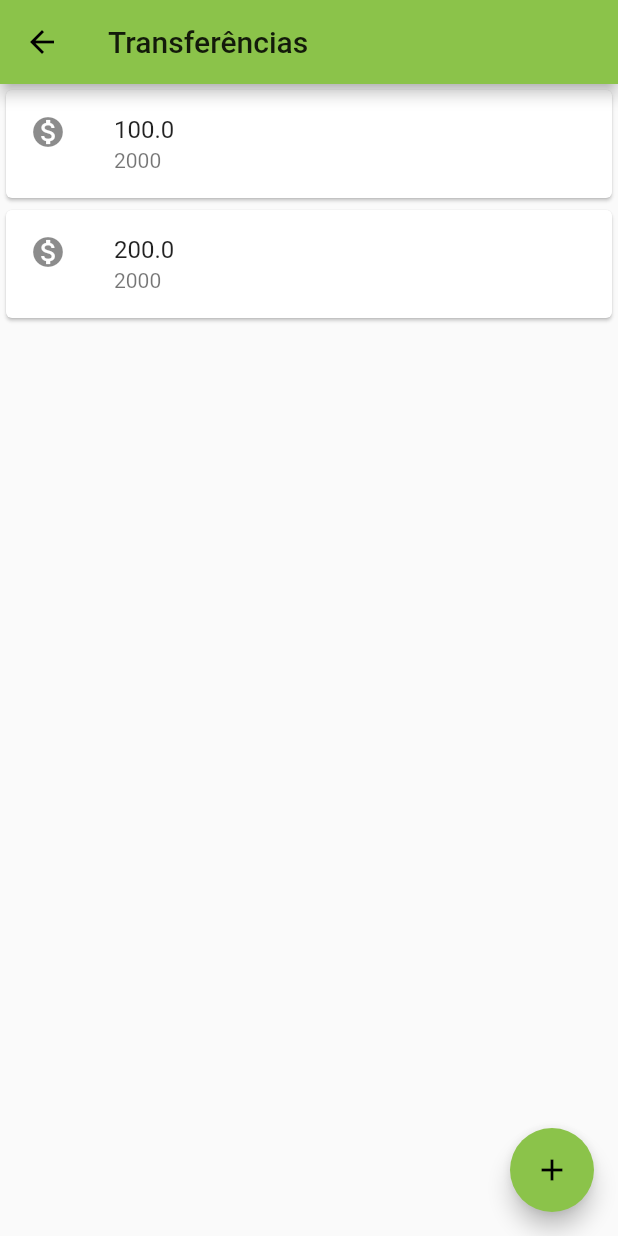
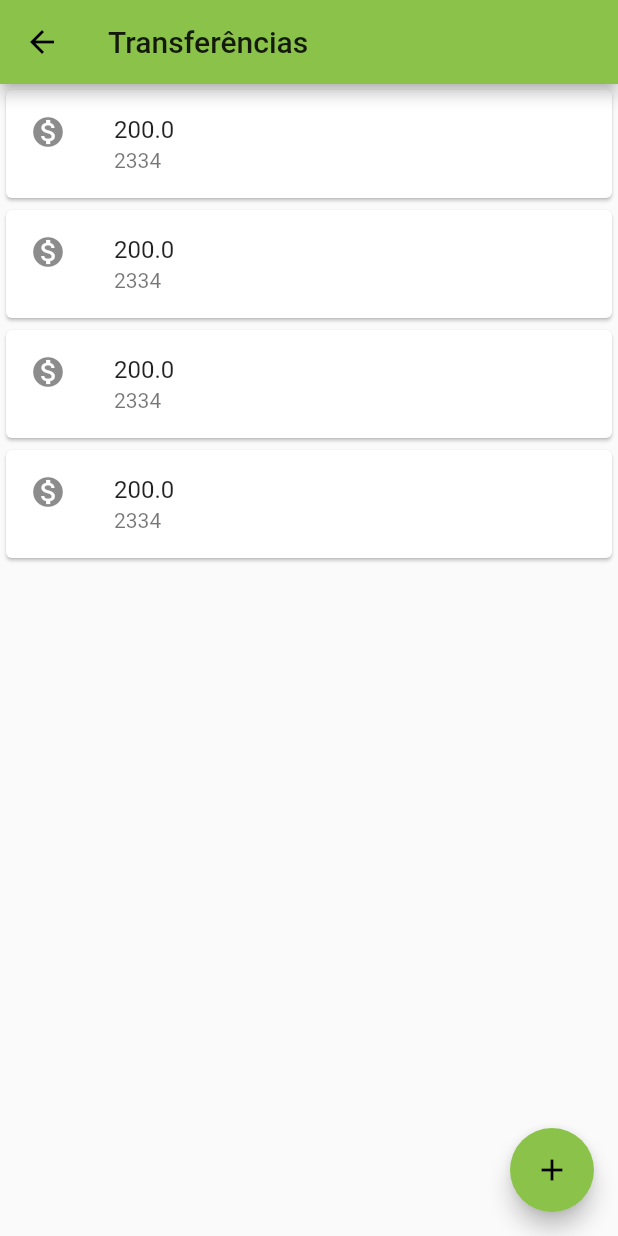
Before and after one commit to dsguima/AluraFlutter, a Flutter app: the ListaTransferencia screen opened directly, on a phone screen of 412 x 824 dp. Run offline on Flutter 3.47's test engine with Material 2 defaults, Android fonts, the phone set to English and light mode, and no system bars.

Commit message:
Ajustes aula

```diff
--- a/bytebank/lib/main.dart
+++ b/bytebank/lib/main.dart
@@ -1,20 +1,20 @@
+import 'package:bytebank/pages/formulario_transferencia.dart';
 import 'package:flutter/material.dart';
 
-import 'home_page.dart';
+import 'pages/lista_transferencia.dart';
 
-void main() => runApp(MyApp());
+void main() => runApp(ByteBankApp());
 
-class MyApp extends StatelessWidget {
+class ByteBankApp extends StatelessWidget {
   // This widget is the root of your application.
   @override
   Widget build(BuildContext context) {
     return MaterialApp(
       debugShowCheckedModeBanner: false,
-      title: 'Flutter Demo',
       theme: ThemeData(
         primarySwatch: Colors.lightGreen,
       ),
-      home: HomePage(),
+      home: FormularioTransferencia(),
     );
   }
 }
--- a/bytebank/lib/model/transferencia.dart
+++ b/bytebank/lib/model/transferencia.dart
@@ -0,0 +1,15 @@
+
+
+class Transferencia {
+  final double valor;
+  final int numeroConta;
+
+  Transferencia(this.valor, this.numeroConta);
+
+  @override
+  String toString() {
+    return 'Transferencia{valor: $valor, numeroConta: $numeroConta}';
+  }
+
+
+}
--- a/bytebank/lib/pages/lista_transferencia.dart
+++ b/bytebank/lib/pages/lista_transferencia.dart
@@ -1,3 +1,4 @@
+import 'package:bytebank/model/transferencia.dart';
 import 'package:flutter/material.dart';
 
 class ListaTransferencia extends StatelessWidget {
@@ -17,25 +18,29 @@ class ListaTransferencia extends StatelessWidget {
   _body() {
     return Column(
       children: <Widget>[
-        Card(
-          child: ListTile(
-            leading: Icon(
-                Icons.monetization_on
-            ),
-            title: Text("100.0"),
-            subtitle: Text("2000"),
-          ),
-        ),
-        Card(
-          child: ListTile(
-            leading: Icon(
-                Icons.monetization_on
-            ),
-            title: Text("200.0"),
-            subtitle: Text("2000"),
-          ),
-        ),
+        ItemTransferencia(Transferencia(200.0, 2334)),
+        ItemTransferencia(Transferencia(200.0, 2334)),
+        ItemTransferencia(Transferencia(200.0, 2334)),
+        ItemTransferencia(Transferencia(200.0, 2334)),
       ],
     );
   }
 }
+
+class ItemTransferencia extends StatelessWidget {
+
+  final Transferencia _transferencia;
+
+  ItemTransferencia(this._transferencia);
+
+  @override
+  Widget build(BuildContext context) {
+    return Card(
+      child: ListTile(
+        leading: Icon(Icons.monetization_on),
+        title: Text(_transferencia.valor.toString()),
+        subtitle: Text(_transferencia.numeroConta.toString()),
+      ),
+    );
+  }
+}
```
Also changed, not shown: bytebank/lib/pages/formulario_transferencia.dart (+67 -0 lines), 1 other file.
